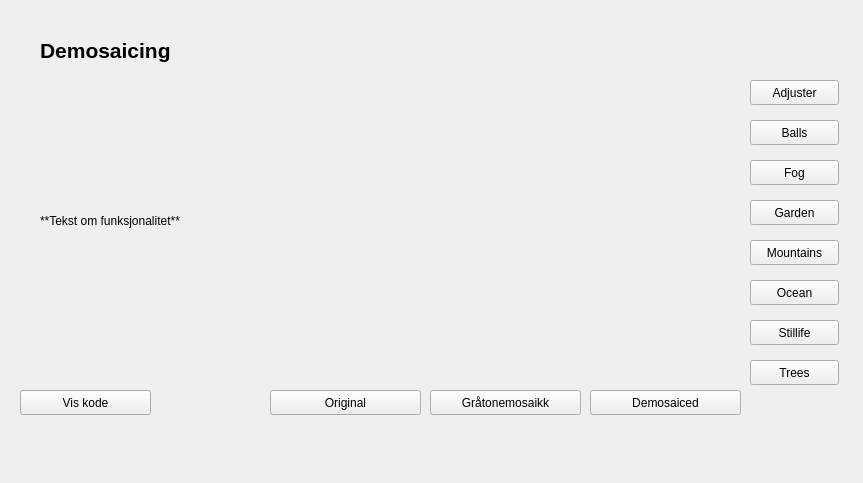
Old version of the form src/gui/UI/demosaicing.ui in the repository jegerud/Sciprog2020project.
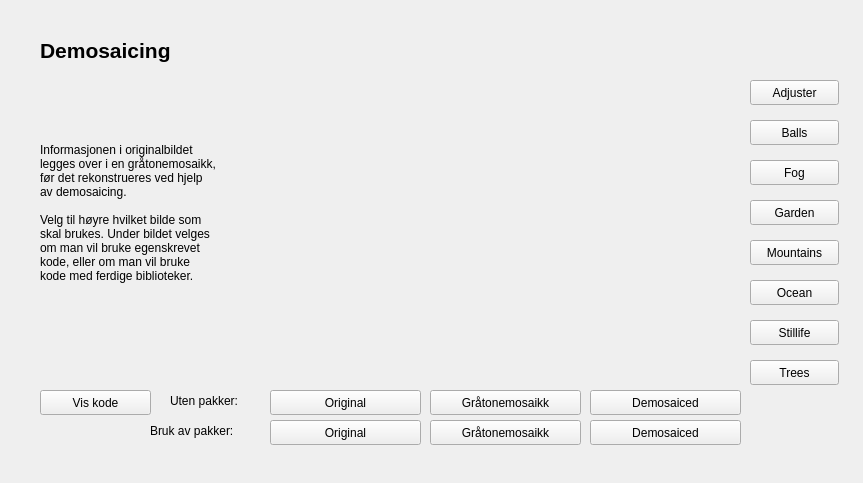
New version of the form. Icons and pictures are not drawn.

Commit message: Infotekst lagt til om demosaicing

The edit to the form file:
```diff
--- a/src/gui/UI/demosaicing.ui
+++ b/src/gui/UI/demosaicing.ui
@@ -66,20 +66,20 @@
     <rect>
      <x>40</x>
      <y>110</y>
-     <width>191</width>
+     <width>231</width>
      <height>221</height>
     </rect>
    </property>
    <property name="text">
-    <string>**Tekst om funksjonalitet**</string>
+    <string>&lt;html&gt;&lt;head/&gt;&lt;body&gt;&lt;p&gt;Informasjonen i originalbildet &lt;br/&gt;legges over i en gråtonemosaikk,&lt;br/&gt;før det rekonstrueres ved hjelp&lt;br/&gt;av demosaicing.&lt;br/&gt;&lt;br/&gt;Velg til høyre hvilket bilde som&lt;br/&gt;skal brukes. Under bildet velges&lt;br/&gt;om man vil bruke egenskrevet&lt;br/&gt;kode, eller om man vil bruke&lt;br/&gt;kode med ferdige biblioteker.&lt;br/&gt;&lt;/p&gt;&lt;/body&gt;&lt;/html&gt;</string>
    </property>
   </widget>
   <widget class="QPushButton" name="demosaicCode">
    <property name="geometry">
     <rect>
-     <x>20</x>
+     <x>40</x>
      <y>390</y>
-     <width>131</width>
+     <width>111</width>
      <height>25</height>
     </rect>
    </property>
@@ -223,6 +223,71 @@
     <string>Ocean</string>
    </property>
   </widget>
+  <widget class="QPushButton" name="demosaicDemosaicPackage">
+   <property name="geometry">
+    <rect>
+     <x>590</x>
+     <y>420</y>
+     <width>151</width>
+     <height>25</height>
+    </rect>
+   </property>
+   <property name="text">
+    <string>Demosaiced</string>
+   </property>
+  </widget>
+  <widget class="QPushButton" name="demosaicMosaicPackage">
+   <property name="geometry">
+    <rect>
+     <x>430</x>
+     <y>420</y>
+     <width>151</width>
+     <height>25</height>
+    </rect>
+   </property>
+   <property name="text">
+    <string>Gråtonemosaikk</string>
+   </property>
+  </widget>
+  <widget class="QPushButton" name="demosaicOriginal2">
+   <property name="geometry">
+    <rect>
+     <x>270</x>
+     <y>420</y>
+     <width>151</width>
+     <height>25</height>
+    </rect>
+   </property>
+   <property name="text">
+    <string>Original</string>
+   </property>
+  </widget>
+  <widget class="QLabel" name="label">
+   <property name="geometry">
+    <rect>
+     <x>170</x>
+     <y>390</y>
+     <width>91</width>
+     <height>21</height>
+    </rect>
+   </property>
+   <property name="text">
+    <string>Uten pakker:</string>
+   </property>
+  </widget>
+  <widget class="QLabel" name="label_2">
+   <property name="geometry">
+    <rect>
+     <x>150</x>
+     <y>420</y>
+     <width>111</width>
+     <height>21</height>
+    </rect>
+   </property>
+   <property name="text">
+    <string>Bruk av pakker:</string>
+   </property>
+  </widget>
  </widget>
  <resources/>
  <connections/>
```
Left out of the diff: 2 changed lines with no effect on the pictures.
